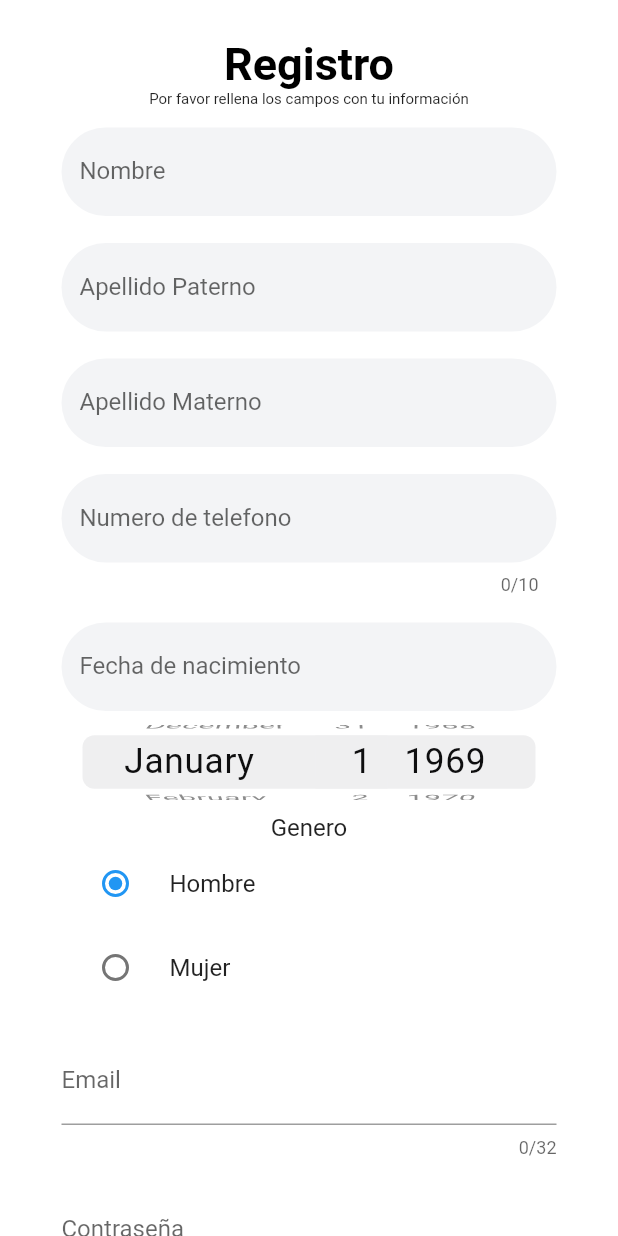
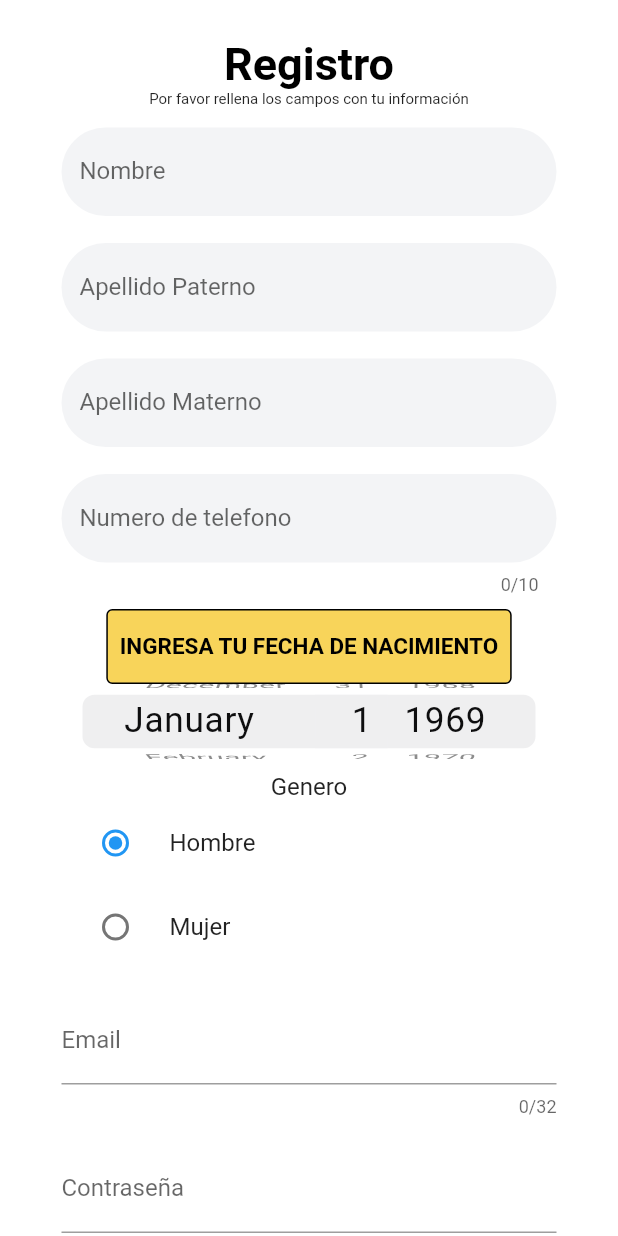
Before and after one commit to Berserk3111/GESTION-DE-BOLETAJE-PARA-EL-TRANSPORTE, a Flutter app: the screen it shows after launch, after a tap on "Registrarse", on a phone screen of 412 x 824 dp. Run offline on Flutter 3.47's test engine with Material 2 defaults, Android fonts, the phone set to English and light mode, and no system bars; our stand-ins replace dio, flutter_login.

Commit message:
obtener fecha, date time picker

```diff
--- a/FRONTEND/APP1USUARIO/gbs_oax/lib/main.dart
+++ b/FRONTEND/APP1USUARIO/gbs_oax/lib/main.dart
@@ -2,14 +2,13 @@ import 'package:flutter/material.dart';
 import 'package:gbs_oax/pages/login.dart';
 import 'package:gbs_oax/providers/login_provider.dart';
 import 'package:provider/provider.dart';
+import 'package:intl/date_symbol_data_local.dart';
 
 void main() {
-  runApp(const MyApp());
+  initializeDateFormatting().then((_) => runApp(MyApp()));
 }
 
 class MyApp extends StatelessWidget {
-  const MyApp({super.key});
-
   // This widget is the root of your application.
   @override
   Widget build(BuildContext context) {
--- a/FRONTEND/APP1USUARIO/gbs_oax/lib/pages/login.dart
+++ b/FRONTEND/APP1USUARIO/gbs_oax/lib/pages/login.dart
@@ -1,9 +1,6 @@
 // ignore_for_file: prefer_const_constructors
 
 import 'package:flutter/material.dart';
-import 'package:flutter/src/widgets/framework.dart';
-import 'package:flutter/src/widgets/placeholder.dart';
-import 'package:gbs_oax/pages/components/card_widget.dart';
 import 'package:gbs_oax/pages/registro.dart';
 import 'package:gbs_oax/providers/login_provider.dart';
 import 'package:provider/provider.dart';
--- a/FRONTEND/APP1USUARIO/gbs_oax/lib/pages/registro.dart
+++ b/FRONTEND/APP1USUARIO/gbs_oax/lib/pages/registro.dart
@@ -2,22 +2,22 @@
 
 import 'package:flutter/cupertino.dart';
 import 'package:flutter/material.dart';
-import 'package:flutter/src/widgets/framework.dart';
-import 'package:flutter/src/widgets/placeholder.dart';
-import 'package:gbs_oax/pages/components/card_widget.dart';
-import 'package:gbs_oax/providers/login_provider.dart';
+import 'package:intl/intl.dart';
 import 'package:provider/provider.dart';
 
-var nombreController = new TextEditingController();
-var apellidopatController = new TextEditingController();
-var apellidomatController = new TextEditingController();
-var fechanacimientoController = new TextEditingController();
-var sexoController = new TextEditingController();
-var telefonoController = new TextEditingController();
-var emailController = new TextEditingController();
-var passwordController = new TextEditingController();
-var repeatpassCtrlr = new TextEditingController();
-GlobalKey<FormState> keyForm = new GlobalKey();
+var nombreController = TextEditingController();
+var apellidopatController = TextEditingController();
+var apellidomatController = TextEditingController();
+var fechanacimientoController = TextEditingController();
+var sexoController = TextEditingController();
+var telefonoController = TextEditingController();
+var emailController = TextEditingController();
+var passwordController = TextEditingController();
+var repeatpassCtrlr = TextEditingController();
+
+  var fechai = 'INGRESA TU FECHA DE NACIMIENTO';
+
+GlobalKey<FormState> keyForm = GlobalKey();
 
 class Registro extends StatefulWidget {
   const Registro({super.key});
@@ -32,10 +32,10 @@ class _RegistroState extends State<Registro> {
     return SafeArea(
         child: Scaffold(
       backgroundColor: Color.fromARGB(255, 255, 255, 255),
-      body: new SingleChildScrollView(
-          child: new Container(
+      body: SingleChildScrollView(
+          child: Container(
         margin: const EdgeInsets.all(25),
-        child: Form(),
+        child: form(),
       )),
     ));
   }
@@ -47,7 +47,7 @@ class _RegistroState extends State<Registro> {
     );
   }
 
-  Widget Form() {
+  Widget form() {
     return Center(
         child: Column(children: [_header(context), _bodyform(context)]));
   }
@@ -135,26 +135,49 @@ class _RegistroState extends State<Registro> {
               maxLength: 10,
               //: validateMobile,
             )),
-        formItemsDesign(
-            Icons.phone,
-            TextFormField(
-              controller: fechanacimientoController,
-              decoration: InputDecoration(
-                  border: OutlineInputBorder(
-                      borderRadius: BorderRadius.circular(50),
-                      borderSide: BorderSide.none),
-                  fillColor: Color(0xfff3f4f6),
-                  filled: true,
-                  labelText: "Fecha de nacimiento"),
-              //: validateMobile,
-            )),
+        Container(
+          decoration: BoxDecoration(
+            borderRadius: BorderRadius.circular(4),
+            border: Border.all(color: Colors.black),
+            color: const Color.fromRGBO(248, 212, 90, 1),
+          ),
+          child: TextButton(
+              onPressed: () {
+                setState(() {
+                  getDatePickerWidget(context);
+                });
+              },
+              child: Text(
+                fechai,
+                style: const TextStyle(
+                    color: Colors.black,
+                    fontSize: 15,
+                    fontWeight: FontWeight.bold),
+              )),
+        ),
+        //formItemsDesign(
+        //    Icons.phone,
+        //    TextFormField(
+        //      controller: fechanacimientoController,
+        //      decoration: InputDecoration(
+        //          border: OutlineInputBorder(
+        //              borderRadius: BorderRadius.circular(50),
+        //              borderSide: BorderSide.none),
+        //          fillColor: Color(0xfff3f4f6),
+        //          filled: true,
+        //          labelText: "Fecha de nacimiento"),
+        //      //: validateMobile,
+        //    )),
         SizedBox(
           height: 50,
           child: CupertinoDatePicker(
             mode: CupertinoDatePickerMode.date,
             initialDateTime: DateTime(1969, 1, 1),
             onDateTimeChanged: (DateTime newDateTime) {
-              // Do something
+              String formattedDate2 =
+                  DateFormat('yyyy-MM-dd').format(newDateTime);
+              fechai = formattedDate2;
+              fechanacimientoController.text = formattedDate2;
             },
           ),
         ),
@@ -240,10 +263,30 @@ class _RegistroState extends State<Registro> {
     );
   }
 
+  getDatePickerWidget(BuildContext context) async {
+    int anio = DateTime.now().year - 18;
+    int mes = DateTime.now().month;
+    int dia = DateTime.now().day;
+    DateTime mayor = DateTime(anio, mes, dia);
+    DateTime? seleccion = await showDatePicker(
+      context: context,
+      initialDate: mayor,
+      firstDate: DateTime(1900),
+      lastDate: mayor,
+    );
+    if (seleccion != null) {
+      setState(() {
+        String formattedDate2 = DateFormat('yyyy-MM-dd').format(seleccion);
+        fechai = formattedDate2;
+        fechanacimientoController.text = formattedDate2;
+      });
+    }
+  }
+
   String? validateEmail(String value) {
     String pattern =
         r'^(([^<>()[\]\\.,;:\s@\"]+(\.[^<>()[\]\\.,;:\s@\"]+)*)|(\".+\"))@((\[[0-9]{1,3}\.[0-9]{1,3}\.[0-9]{1,3}\.[0-9]{1,3}\])|(([a-zA-Z\-0-9]+\.)+[a-zA-Z]{2,}))$';
-    RegExp regExp = new RegExp(pattern);
+    RegExp regExp = RegExp(pattern);
     if (value.length == 0) {
       return "El correo es necesario";
     } else if (!regExp.hasMatch(value)) {
```
Also changed, not shown: FRONTEND/APP1USUARIO/gbs_oax/pubspec.yaml (+4 -3 lines), FRONTEND/APP1USUARIO/gbs_oax/pubspec.lock, 4 other files.
